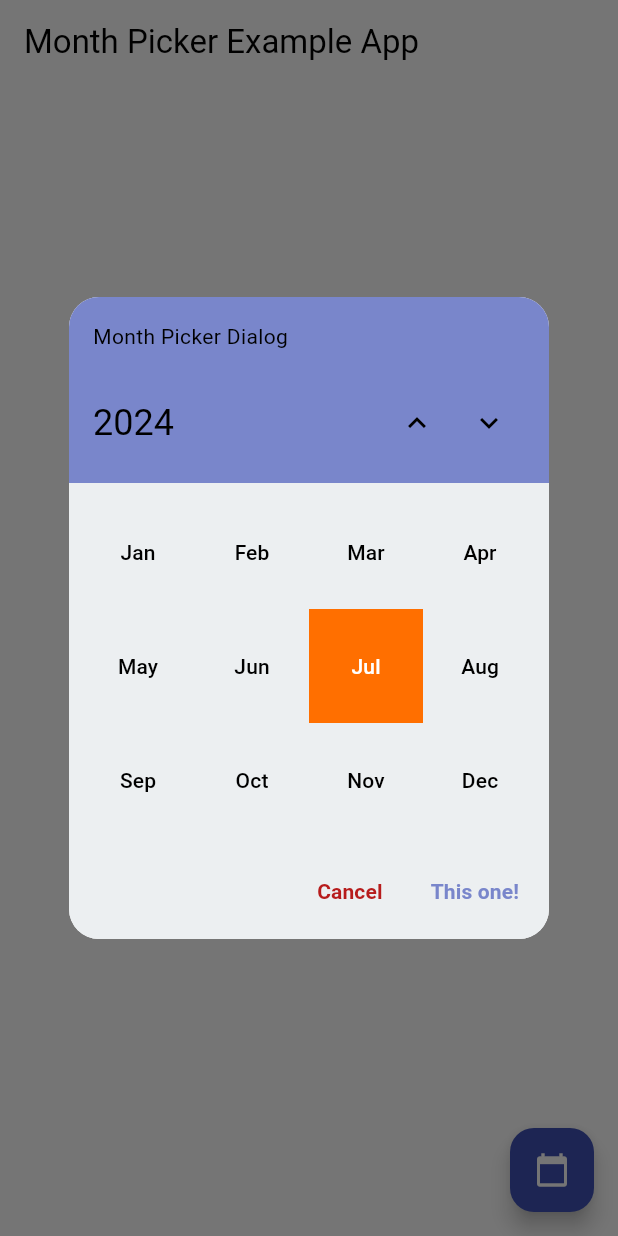
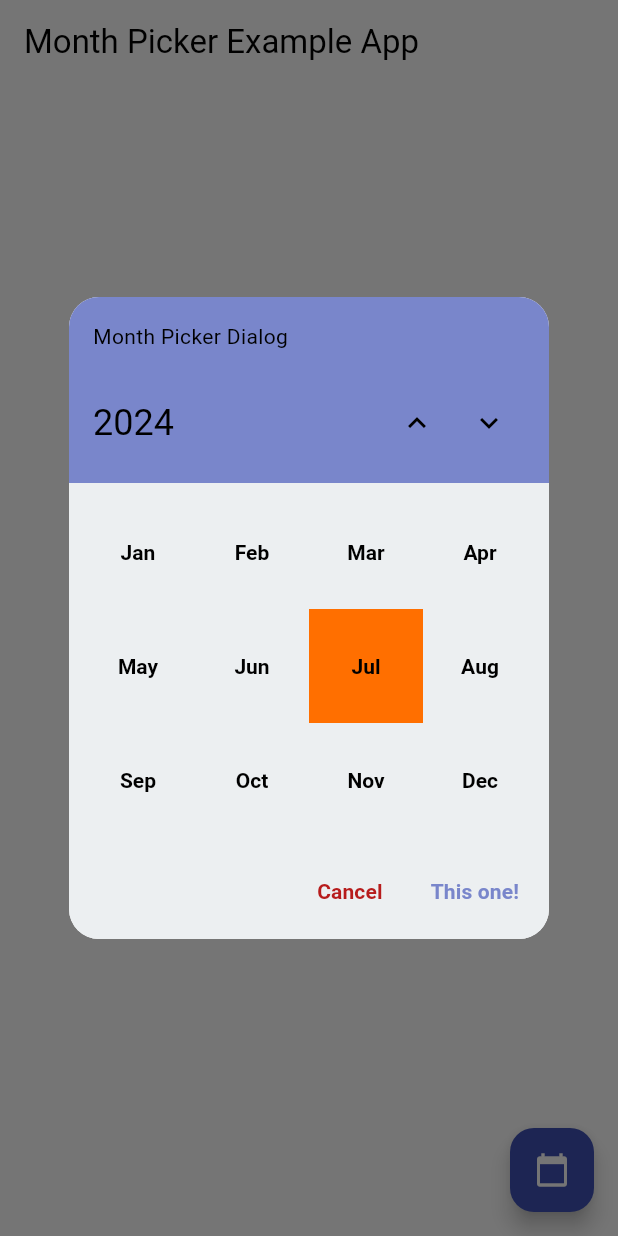
Before and after one commit to Macacoazul01/month_picker_dialog, a Flutter app: the screen it shows after launch, after a tap on the "calendar today" icon, on a phone screen of 412 x 824 dp. Run offline on Flutter 3.47's test engine with Material 3 defaults, Android fonts, the light colour scheme and no system bars.

Commit message:
adding textStyle for month texts

```diff
--- a/example/lib/main.dart
+++ b/example/lib/main.dart
@@ -156,6 +156,10 @@ class _MyAppState extends State<MyApp> {
               }); */
               showMonthRangePicker(
                       context: context,
+                      textStyle: TextStyle(
+                        color: Colors.black,
+                        fontWeight: FontWeight.bold,
+                      ),
                       firstDate: DateTime(DateTime.now().year - 5, 5),
                       lastDate: DateTime(DateTime.now().year + 8, 9),
                       initialDate: selectedDate ?? widget.initialDate,
--- a/lib/src/helpers/controller.dart
+++ b/lib/src/helpers/controller.dart
@@ -43,9 +43,11 @@ class MonthpickerController {
     required this.headerTitle,
     required this.rangeMode,
     required this.rangeList,
+    required this.textSyle,
   });
 
   //User defined variables
+  final TextStyle? textSyle;
   final ThemeData theme;
   final DateTime? firstDate, lastDate, initialDate;
   final Locale? locale;
--- a/lib/src/month_selector/month_button.dart
+++ b/lib/src/month_selector/month_button.dart
@@ -1,5 +1,6 @@
 import 'package:flutter/material.dart';
 import 'package:intl/intl.dart';
+
 import '/month_picker_dialog.dart';
 
 ///The button to be used on the grid of months.
@@ -88,6 +89,11 @@ class MonthButton extends StatelessWidget {
     }
 
     return TextButton.styleFrom(
+      textStyle: controller.textSyle ??
+          theme.textTheme.labelLarge ??
+          TextStyle(
+            fontWeight: FontWeight.bold,
+          ),
       foregroundColor: foregroundColor,
       backgroundColor: backgroundColor,
       shape: controller.buttonBorder,
--- a/lib/src/month_selector/month_year_grid.dart
+++ b/lib/src/month_selector/month_year_grid.dart
@@ -1,4 +1,5 @@
 import 'package:flutter/material.dart';
+
 import '/month_picker_dialog.dart';
 
 ///The month grid. It has all of the avaliable options to be selected.
@@ -25,6 +26,7 @@ class MonthYearGridBuilder extends StatelessWidget {
         12,
         (final int index) => MonthButton(
           theme: controller.theme,
+
           date: DateTime(
               controller.localFirstDate != null
                   ? controller.localFirstDate!.year + page
--- a/lib/src/show_month_picker.dart
+++ b/lib/src/show_month_picker.dart
@@ -71,6 +71,7 @@ import '/month_picker_dialog.dart';
 ///
 Future<DateTime?> showMonthPicker({
   required BuildContext context,
+  TextStyle? textStyle,
   DateTime? initialDate,
   DateTime? firstDate,
   DateTime? lastDate,
@@ -110,6 +111,7 @@ Future<DateTime?> showMonthPicker({
       'forceSelectedDate can only be used with dismissible = true');
   final ThemeData theme = Theme.of(context);
   final MonthpickerController controller = MonthpickerController(
+    textSyle: textStyle,
     initialDate: initialDate,
     firstDate: firstDate,
     lastDate: lastDate,
--- a/lib/src/show_month_range_picker.dart
+++ b/lib/src/show_month_range_picker.dart
@@ -14,6 +14,8 @@ import '/month_picker_dialog.dart';
 /// `selectableMonthPredicate:` lets you control enabled months just like the official selectableDayPredicate.
 ///
 /// `monthStylePredicate:` allows you to individually customize each month.
+///
+/// `textStyle:` allows you to customize text-style of month.
 ///
 /// `yearStylePredicate:` allows you to individually customize each year.
 ///
@@ -73,6 +75,7 @@ import '/month_picker_dialog.dart';
 ///
 Future<List<DateTime>?> showMonthRangePicker({
   required BuildContext context,
+  TextStyle? textStyle,
   DateTime? initialDate,
   DateTime? firstDate,
   DateTime? lastDate,
@@ -113,6 +116,7 @@ Future<List<DateTime>?> showMonthRangePicker({
       'forceSelectedDate can only be used with dismissible = true');
   final ThemeData theme = Theme.of(context);
   final MonthpickerController controller = MonthpickerController(
+    textSyle: textStyle,
     initialDate: initialDate,
     firstDate: firstDate,
     lastDate: lastDate,
--- a/lib/src/year_selector/year_button.dart
+++ b/lib/src/year_selector/year_button.dart
@@ -1,5 +1,6 @@
 import 'package:flutter/material.dart';
 import 'package:intl/intl.dart';
+
 import '/month_picker_dialog.dart';
 
 ///The button to be used on the grid of years.
```
Also changed, not shown: 3 other files.
